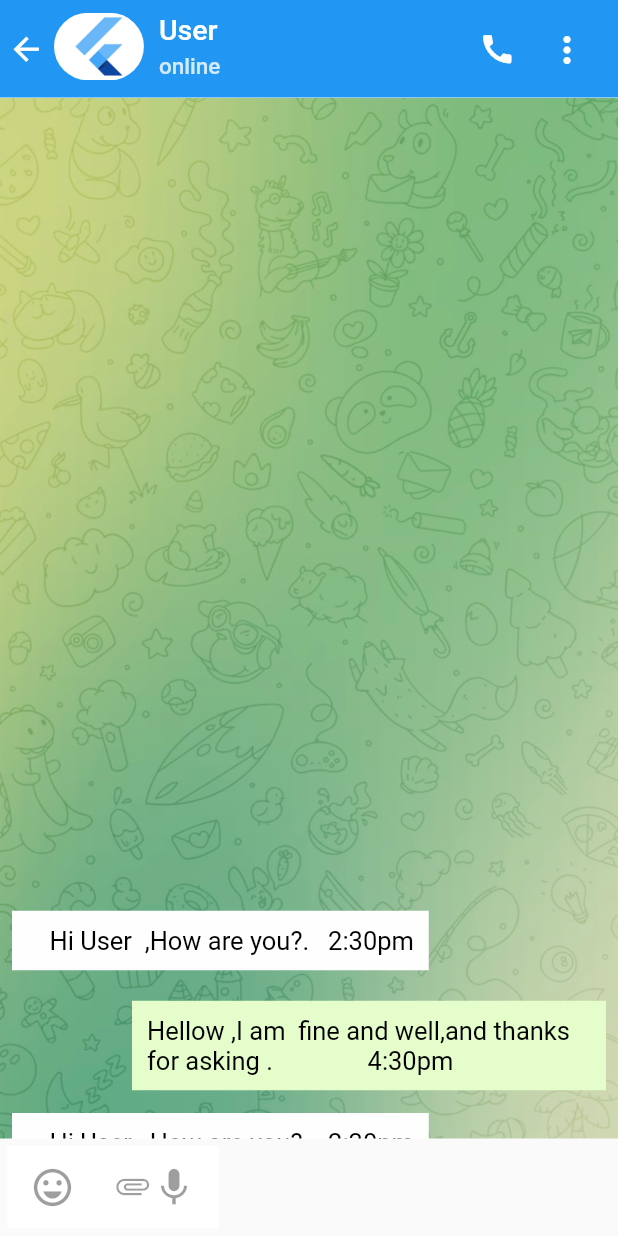
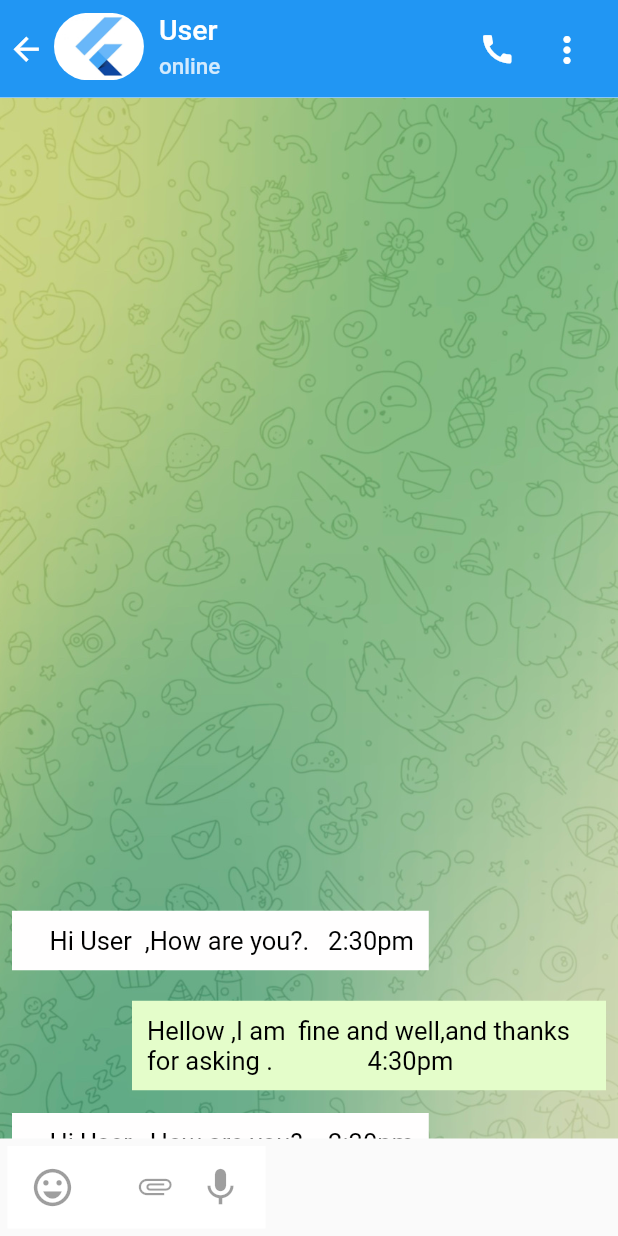
Before and after one commit to hilbeen0/telegramclone, a Flutter app: the ChatPage screen opened by its route, on a phone screen of 412 x 824 dp. Run offline on Flutter 3.47's test engine with Material 2 defaults, Android fonts, the light colour scheme and no system bars; missing offline and left inert: custom_clippers, dart:ffi.

Commit message:
change width

```diff
--- a/lib/Nidar/ChatBottomBr.dart
+++ b/lib/Nidar/ChatBottomBr.dart
@@ -33,10 +33,13 @@ class ChatBottomBr extends StatelessWidget{
                   ),
                 ),
                 ),
+                SizedBox(width: 15,),
                 Icon(Icons.attachment_outlined,
                 color: Colors.black38,
+
                 ),
-                SizedBox(width: 1,),
+
+                SizedBox(width: 17,),
                 Icon(Icons.mic,
                 color: Colors.black38,
                 size: 30,
```
